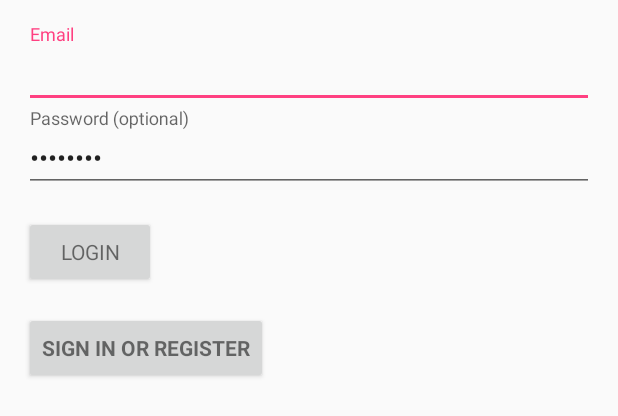
After one commit to Algamja/TT, an Android app: the layout login.xml on its own in the app's theme, with its tools: preview values and no code run, on a phone screen of 412 x 824 dp. The commit adds this screen. Shown: the top 416 px of the screen. Run offline under Robolectric (Android 15) with nearby library versions, the phone set to English and light mode, and no system bars.

Commit message:
login 수정 살려줘

```diff
--- /dev/null
+++ b/app/src/main/res/layout/login.xml
@@ -0,0 +1,89 @@
+<?xml version="1.0" encoding="utf-8"?>
+<LinearLayout xmlns:android="http://schemas.android.com/apk/res/android"
+    xmlns:tools="http://schemas.android.com/tools"
+    android:layout_width="match_parent"
+    android:layout_height="match_parent"
+    android:gravity="center_horizontal"
+    android:orientation="vertical"
+    android:paddingBottom="@dimen/activity_vertical_margin"
+    android:paddingLeft="@dimen/activity_horizontal_margin"
+    android:paddingRight="@dimen/activity_horizontal_margin"
+    android:paddingTop="@dimen/activity_vertical_margin"
+    tools:context="com.example.jmkim.nomad.LoginActivity">
+    com.example.jmkim.nomad
+
+    <!-- Login progress -->
+    <ProgressBar
+        android:id="@+id/login_progress"
+        style="?android:attr/progressBarStyleLarge"
+        android:layout_width="wrap_content"
+        android:layout_height="wrap_content"
+        android:layout_marginBottom="8dp"
+        android:visibility="gone" />
+
+    <ScrollView
+        android:id="@+id/login_form"
+        android:layout_width="match_parent"
+        android:layout_height="match_parent">
+
+        <LinearLayout
+            android:id="@+id/email_login_form"
+            android:layout_width="match_parent"
+            android:layout_height="wrap_content"
+            android:orientation="vertical">
+
+            <android.support.design.widget.TextInputLayout
+                android:layout_width="match_parent"
+                android:layout_height="wrap_content">
+
+                <AutoCompleteTextView
+                    android:id="@+id/email"
+                    android:layout_width="match_parent"
+                    android:layout_height="wrap_content"
+                    android:hint="@string/prompt_email"
+                    android:inputType="textEmailAddress"
+                    android:maxLines="1"
+                    android:singleLine="true" />
+
+
+            </android.support.design.widget.TextInputLayout>
+
+            <android.support.design.widget.TextInputLayout
+                android:layout_width="match_parent"
+                android:layout_height="wrap_content">
+
+                <EditText
+                    android:id="@+id/password"
+                    android:layout_width="match_parent"
+                    android:layout_height="wrap_content"
+                    android:hint="@string/prompt_password"
+                    android:imeActionId="6"
+                    android:imeActionLabel="@string/action_sign_in_short"
+                    android:imeOptions="actionUnspecified"
+                    android:inputType="textPassword"
+                    android:maxLines="1"
+                    android:singleLine="true"
+                    android:text="Password" />
+
+            </android.support.design.widget.TextInputLayout>
+
+            <Button
+                android:id="@+id/Login_button"
+                style="?android:textAppearanceSmall"
+                android:layout_width="wrap_content"
+                android:layout_height="wrap_content"
+                android:layout_marginTop="16dp"
+                android:text="Login" />
+
+            <Button
+                android:id="@+id/email_sign_in_button"
+                style="?android:textAppearanceSmall"
+                android:layout_width="wrap_content"
+                android:layout_height="wrap_content"
+                android:layout_marginTop="16dp"
+                android:text="@string/action_sign_in"
+                android:textStyle="bold" />
+
+        </LinearLayout>
+    </ScrollView>
+</LinearLayout>
--- /dev/null
+++ b/app/src/main/res/values/dimens.xml
@@ -0,0 +1,5 @@
+<?xml version="1.0" encoding="utf-8"?>
+<resources>
+    <dimen name="activity_horizontal_margin">16dp</dimen>
+    <dimen name="activity_vertical_margin">16dp</dimen>
+</resources>
--- a/app/src/main/res/values/strings.xml
+++ b/app/src/main/res/values/strings.xml
@@ -1,3 +1,16 @@
 <resources>
     <string name="app_name">NOMAD</string>
+
+    <!-- Strings related to login -->
+    <string name="prompt_email">Email</string>
+    <string name="prompt_password">Password (optional)</string>
+    <string name="action_sign_in">Sign in or register</string>
+    <string name="action_sign_in_short">Sign in</string>
+    <string name="error_invalid_email">This email address is invalid</string>
+    <string name="error_invalid_password">This password is too short</string>
+    <string name="error_incorrect_password">This password is incorrect</string>
+    <string name="error_field_required">This field is required</string>
+    <string name="permission_rationale">"Contacts permissions are needed for providing email
+        completions."
+    </string>
 </resources>
```
Also changed, not shown: app/src/main/java/com/example/jmkim/nomad/LoginActivity.java (added, +346 -0 lines).
